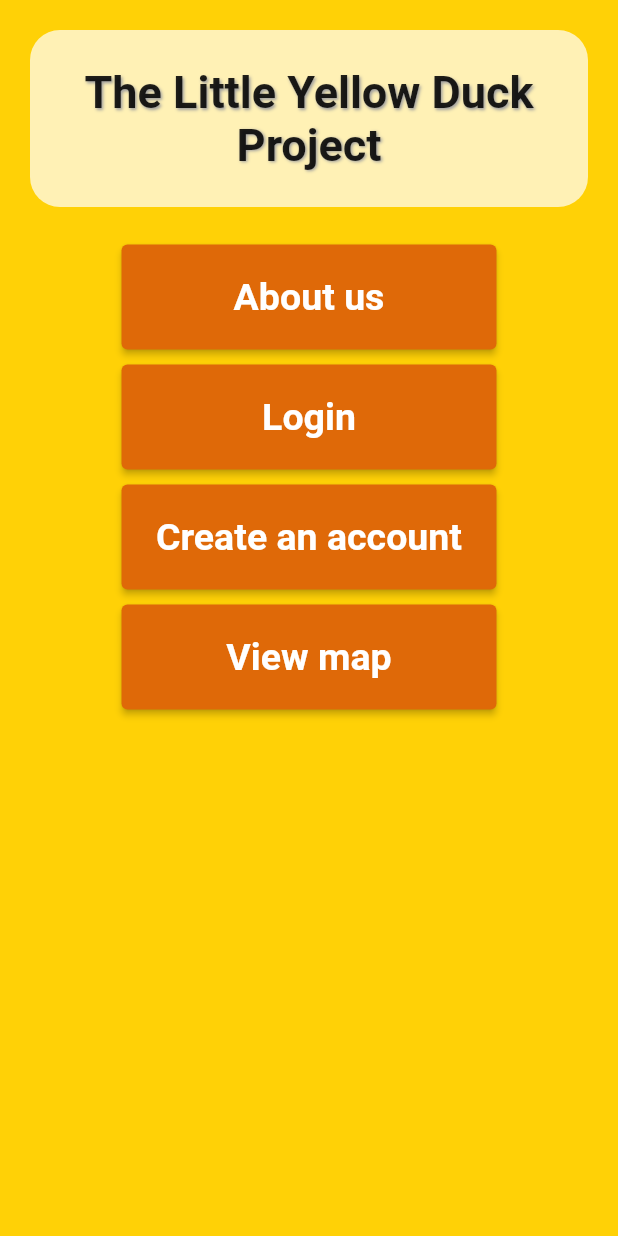
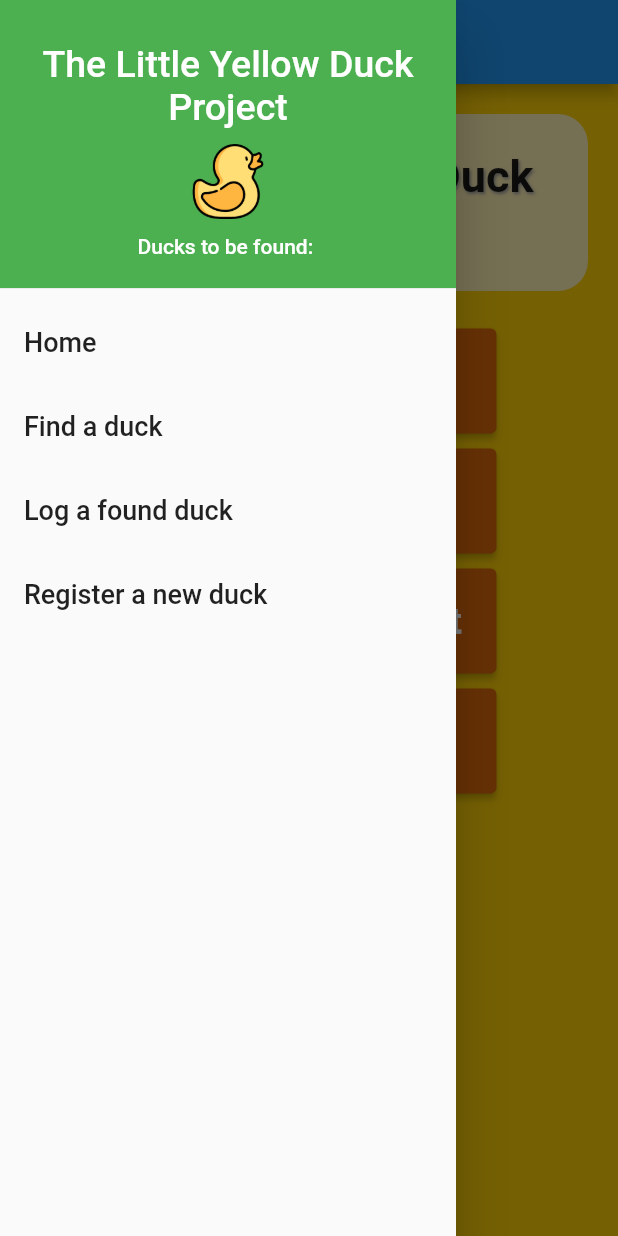
Before and after one commit to muhsinaltintop/tlydp, a Flutter app: the screen it shows after launch, with the side drawer open (before the commit the screen has no drawer), on a phone screen of 412 x 824 dp. Run offline on Flutter 3.47's test engine with Material 2 defaults, Android fonts, the phone set to English and light mode, and no system bars.

Commit message:
updated dependencies; duck logo; initialized menu drawer

```diff
--- a/lib/screens/landing_screen.dart
+++ b/lib/screens/landing_screen.dart
@@ -2,6 +2,7 @@
 
 import 'package:flutter/material.dart';
 import 'package:tlydp/widgets/app_button.dart';
+import '../shared/menu_drawer.dart';
 import './login_screen.dart';
 
 class LandingScreen extends StatelessWidget {
@@ -10,6 +11,23 @@ class LandingScreen extends StatelessWidget {
   @override
   Widget build(BuildContext context) {
     return Scaffold(
+        appBar: AppBar(
+          title: Text(''),
+          leading: Builder(
+            builder: (BuildContext context) {
+              return IconButton(
+                icon: const Image(
+                  image: AssetImage("assets/images/yellow-outlined-duck.png"),
+                ),
+                onPressed: () {
+                  Scaffold.of(context).openDrawer();
+                },
+                tooltip: MaterialLocalizations.of(context).openAppDrawerTooltip,
+              );
+            },
+          ),
+        ),
+        drawer: MenuDrawer(),
         body: SingleChildScrollView(
           child: Center(
             child: Column(
@@ -50,8 +68,8 @@ class LandingScreen extends StatelessWidget {
                   child: AppButton(
                       text: 'Login',
                       onClick: () {
-                    Navigator.of(context).push(
-                        MaterialPageRoute(builder: (context) => LoginScreen()));
+                        Navigator.of(context).push(MaterialPageRoute(
+                            builder: (context) => LoginScreen()));
                       }),
                 ),
                 Padding(
@@ -65,6 +83,6 @@ class LandingScreen extends StatelessWidget {
               ],
             ),
           ),
-    )
-  );}
+        ));
   }
+}
--- /dev/null
+++ b/lib/shared/menu_drawer.dart
@@ -0,0 +1,87 @@
+// ignore_for_file: prefer_const_constructors, prefer_const_literals_to_create_immutables
+
+import 'package:flutter/material.dart';
+import 'package:tlydp/screens/landing_screen.dart';
+
+import '../screens/login_screen.dart';
+
+class MenuDrawer extends StatefulWidget {
+  const MenuDrawer({Key? key}) : super(key: key);
+
+  @override
+  State<MenuDrawer> createState() => _MenuDrawerState();
+}
+
+class _MenuDrawerState extends State<MenuDrawer> {
+  @override
+  Widget build(BuildContext context) {
+    return Drawer(
+        child: ListView(
+      children: buildMenuItems(context),
+
+    ));
+  }
+
+  List<Widget> buildMenuItems(BuildContext context) {
+    final List<String> menuTitles = [
+      'Home',
+      'Find a duck',
+      'Log a found duck',
+      'Register a new duck',
+    ];
+    List<Widget> menuItems = [];
+    menuItems.add(Container(
+      height: 200,
+      child: DrawerHeader(
+          decoration: BoxDecoration(
+            color: Colors.green,
+          ),
+          child: Column(
+              mainAxisAlignment: MainAxisAlignment.center,
+              crossAxisAlignment: CrossAxisAlignment.center,
+              children: [
+                Text('The Little Yellow Duck Project',
+                    textAlign: TextAlign.center,
+                    style: TextStyle(color: Colors.white, fontSize: 25)),
+                SizedBox(
+                  height: 10,
+                ),
+                Image(
+                  image: AssetImage('assets/images/yellow-outlined-duck.png'),
+                  width: 50,
+                  height: 50,
+                ),
+                SizedBox(
+                  height: 10,
+                ),
+                Text('Ducks to be found: ',
+                    style: TextStyle(fontSize: 14, color: Colors.white))
+              ])),
+    ));
+    menuTitles.forEach((String element) {
+      Widget screen = Container();
+      menuItems.add(ListTile(
+          title: Text(element, style: TextStyle(fontSize: 18)),
+          onTap: () {
+            switch (element) {
+              case 'Home':
+                screen = LoginScreen();
+                break;
+              case 'Find a duck':
+                screen = LandingScreen();
+                break;
+              case 'Log a found duck':
+                screen = LandingScreen();
+                break;
+              case 'Register a new duck':
+                screen = LandingScreen();
+                break;
+            }
+            Navigator.of(context).pop();
+            Navigator.of(context)
+                .push(MaterialPageRoute(builder: (context) => screen));
+          }));
+    });
+    return menuItems;
+  }
+}
```
Also changed, not shown: pubspec.yaml (+4 -3 lines), assets/images/transparent-duck.png (added), assets/images/yellow-duck.png (added), assets/images/yellow-outlined-duck.png (added). Lines whose indentation alone changed are shown as unchanged.
